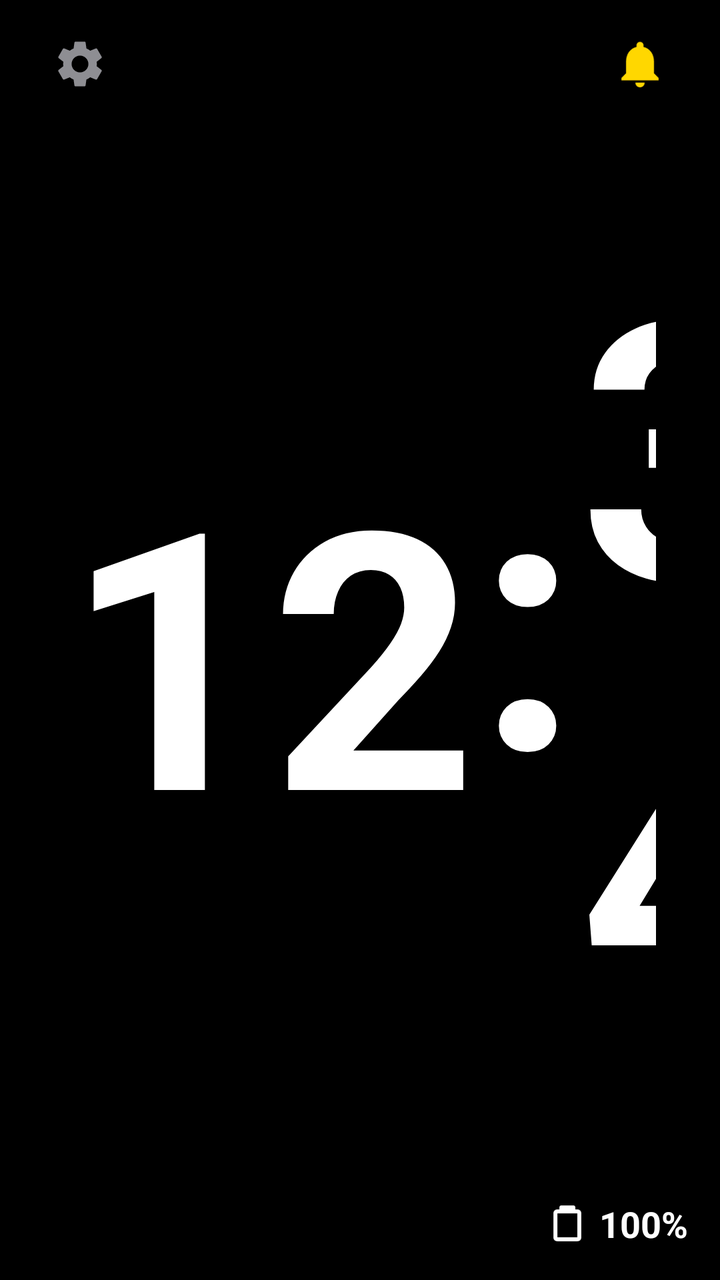
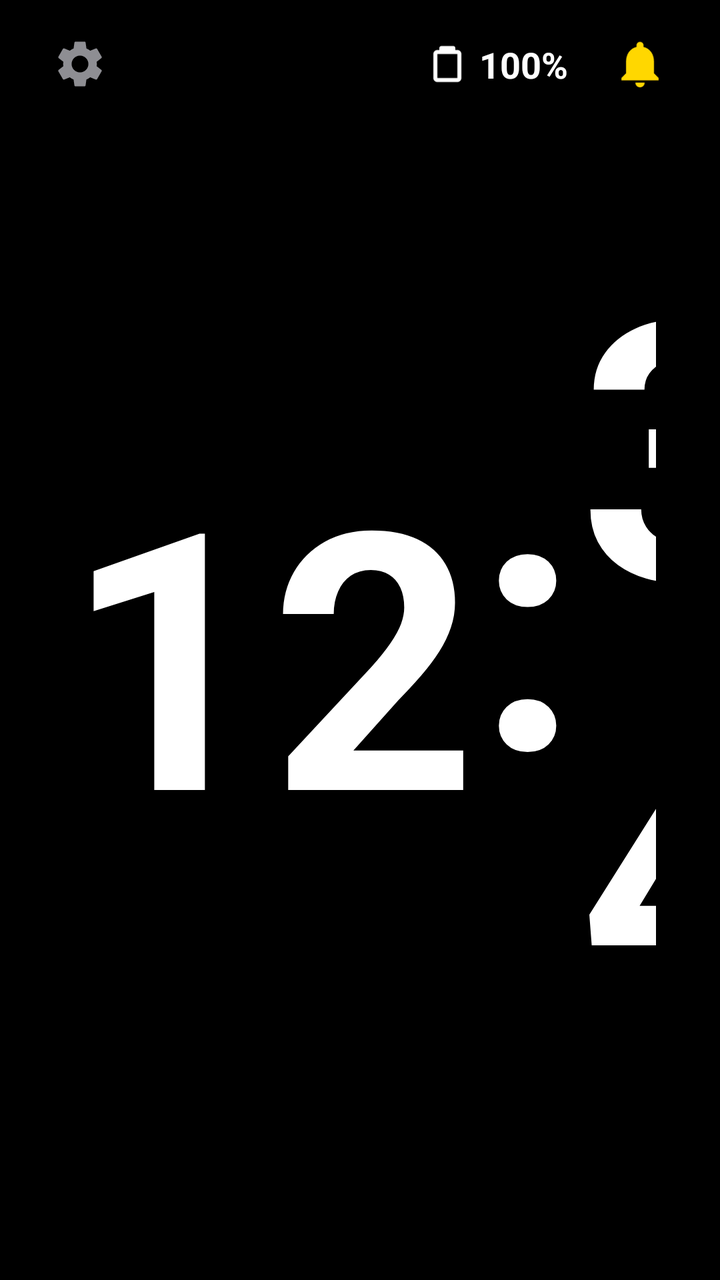

Screens rendered from an Android XML layout before and after an edit, with the pre-edit source and the edit as a unified diff.
<!-- AndroidManifest.xml: application theme Theme.DiaClock -->
<!-- res/layout/activity_main.xml -->
<?xml version="1.0" encoding="utf-8"?>
<androidx.constraintlayout.widget.ConstraintLayout 
    xmlns:android="http://schemas.android.com/apk/res/android"
    xmlns:app="http://schemas.android.com/apk/res-auto"
    xmlns:tools="http://schemas.android.com/tools"
    android:id="@+id/mainRootLayout"
    android:layout_width="match_parent"
    android:layout_height="match_parent"
    android:background="@color/black"
    android:keepScreenOn="true"
    tools:context=".MainActivity">

    
    <androidx.constraintlayout.widget.ConstraintLayout
        android:id="@+id/statusBarContainer"
        android:layout_width="match_parent"
        android:layout_height="64dp"
        app:layout_constraintTop_toTopOf="parent"
        app:layout_constraintStart_toStartOf="parent"
        app:layout_constraintEnd_toEndOf="parent"
        android:paddingStart="16dp"
        android:paddingEnd="16dp">

        
        <ImageView
            android:id="@+id/ivSettings"
            android:layout_width="48dp"
            android:layout_height="48dp"
            android:src="@drawable/ic_gear"
            android:contentDescription="Settings"
            android:clickable="true"
            android:focusable="true"
            android:background="?attr/selectableItemBackgroundBorderless"
            android:padding="10dp"
            app:layout_constraintStart_toStartOf="parent"
            app:layout_constraintTop_toTopOf="parent"
            app:layout_constraintBottom_toBottomOf="parent"/>

        
        <ImageView
            android:id="@+id/ivNetworkWarning"
            android:layout_width="48dp"
            android:layout_height="48dp"
            android:src="@drawable/ic_warning"
            android:contentDescription="Connection Warning"
            android:visibility="gone"
            android:padding="10dp"
            app:layout_constraintEnd_toStartOf="@id/ivAlarmBell"
            app:layout_constraintTop_toTopOf="parent"
            app:layout_constraintBottom_toBottomOf="parent"
            android:layout_marginEnd="8dp"/>

        
        <ImageView
            android:id="@+id/ivAlarmBell"
            android:layout_width="48dp"
            android:layout_height="48dp"
            android:src="@drawable/ic_bell_active"
            android:contentDescription="Alarms Toggle"
            android:clickable="true"
            android:focusable="true"
            android:background="?attr/selectableItemBackgroundBorderless"
            android:padding="10dp"
            app:layout_constraintEnd_toEndOf="parent"
            app:layout_constraintTop_toTopOf="parent"
            app:layout_constraintBottom_toBottomOf="parent"/>

    </androidx.constraintlayout.widget.ConstraintLayout>

    
    <androidx.constraintlayout.widget.ConstraintLayout
        android:id="@+id/centralClickArea"
        android:layout_width="0dp"
        android:layout_height="wrap_content"
        android:clickable="false"
        android:focusable="false"
        app:layout_constraintStart_toStartOf="parent"
        app:layout_constraintEnd_toEndOf="parent"
        app:layout_constraintTop_toBottomOf="@id/statusBarContainer"
        app:layout_constraintBottom_toBottomOf="parent"
        app:layout_constraintVertical_bias="0.38"
        android:layout_marginStart="32dp"
        android:layout_marginEnd="32dp">

        
        <LinearLayout
            android:id="@+id/layoutTime"
            android:layout_width="wrap_content"
            android:layout_height="wrap_content"
            android:orientation="horizontal"
            android:gravity="center"
            android:visibility="visible"
            app:layout_constraintStart_toStartOf="parent"
            app:layout_constraintEnd_toEndOf="parent"
            app:layout_constraintTop_toTopOf="parent"
            app:layout_constraintBottom_toBottomOf="parent">

            <TextView
                android:id="@+id/tvHours"
                android:layout_width="wrap_content"
                android:layout_height="wrap_content"
                android:text="12"
                android:textSize="180sp"
                android:textStyle="bold"
                android:textColor="@color/white"
                android:includeFontPadding="false"/>

            <TextView
                android:id="@+id/tvColon"
                android:layout_width="wrap_content"
                android:layout_height="wrap_content"
                android:text=":"
                android:textSize="180sp"
                android:textStyle="bold"
                android:textColor="@color/white"
                android:layout_marginBottom="20dp"
                android:includeFontPadding="false"/>

            <TextView
                android:id="@+id/tvMinutes"
                android:layout_width="wrap_content"
                android:layout_height="wrap_content"
                android:text="34"
                android:textSize="180sp"
                android:textStyle="bold"
                android:textColor="@color/white"
                android:includeFontPadding="false"/>

        </LinearLayout>

        
        <androidx.constraintlayout.widget.ConstraintLayout
            android:id="@+id/layoutGlucose"
            android:layout_width="match_parent"
            android:layout_height="wrap_content"
            android:visibility="gone"
            app:layout_constraintStart_toStartOf="parent"
            app:layout_constraintEnd_toEndOf="parent"
            app:layout_constraintTop_toTopOf="parent"
            app:layout_constraintBottom_toBottomOf="parent">

            <TextView
                android:id="@+id/tvGlucose"
                android:layout_width="wrap_content"
                android:layout_height="wrap_content"
                android:text="11.2→"
                android:textSize="180sp"
                android:textStyle="bold"
                android:textColor="@color/white"
                android:maxLines="1"
                android:singleLine="true"
                android:includeFontPadding="false"
                app:layout_constraintHorizontal_chainStyle="packed"
                app:layout_constraintLeft_toLeftOf="parent"
                app:layout_constraintRight_toLeftOf="@id/tvIoB"
                app:layout_constraintTop_toTopOf="parent"
                app:layout_constraintBottom_toBottomOf="parent"/>

            <TextView
                android:id="@+id/tvIoB"
                android:layout_width="wrap_content"
                android:layout_height="wrap_content"
                android:text=""
                android:textSize="50sp"
                android:textStyle="bold"
                android:textColor="#34C759"
                android:visibility="gone"
                android:layout_marginStart="12dp"
                android:includeFontPadding="false"
                app:layout_constraintLeft_toRightOf="@id/tvGlucose"
                app:layout_constraintRight_toRightOf="parent"
                app:layout_constraintTop_toTopOf="@id/tvGlucose"/>

        </androidx.constraintlayout.widget.ConstraintLayout>

    </androidx.constraintlayout.widget.ConstraintLayout>

    
    <LinearLayout
        android:id="@+id/ivBatteryContainer"
        android:layout_width="wrap_content"
        android:layout_height="wrap_content"
        android:orientation="horizontal"
        android:gravity="center_vertical"
        android:padding="16dp"
        app:layout_constraintBottom_toBottomOf="parent"
        app:layout_constraintEnd_toEndOf="parent">

        <ImageView
            android:id="@+id/ivBatteryIcon"
            android:layout_width="24dp"
            android:layout_height="24dp"
            android:src="@drawable/ic_battery"
            android:contentDescription="Battery Status"
            android:layout_marginEnd="4dp"/>

        <TextView
            android:id="@+id/tvBatteryPercent"
            android:layout_width="wrap_content"
            android:layout_height="wrap_content"
            android:text="100%"
            android:textSize="18sp"
            android:textColor="@color/white"
            android:textStyle="bold"/>

    </LinearLayout>

</androidx.constraintlayout.widget.ConstraintLayout>
<!-- resources referenced by this layout -->
<resources>
  <color name="black">#000000</color>
  <color name="white">#FFFFFF</color>
  <!-- drawable ic_battery (drawable) -->
  <vector xmlns:android="http://schemas.android.com/apk/res/android"
      android:width="24dp"
      android:height="24dp"
      android:viewportWidth="24"
      android:viewportHeight="24">
      <path
          android:fillColor="#FFFFFFFF"
          android:pathData="M17,5H16V4C16,3.45 15.55,3 15,3H9C8.45,3 8,3.45 8,4V5H7C5.9,5 5,5.9 5,7V19C5,20.1 5.9,21 7,21H17C18.1,21 19,20.1 19,19V7C19,5.9 18.1,5 17,5ZM17,19H7V7H17V19Z"/>
  </vector>
  <!-- drawable ic_bell_active (drawable) -->
  <vector xmlns:android="http://schemas.android.com/apk/res/android"
      android:width="24dp"
      android:height="24dp"
      android:viewportWidth="24"
      android:viewportHeight="24">
    <path
        android:fillColor="#FFD700"
        android:pathData="M12,22c1.1,0 2,-0.9 2,-2h-4c0,1.1 0.9,2 2,2zM18,16v-5c0,-3.07 -1.63,-5.64 -4.5,-6.32V4c0,-0.83 -0.67,-1.5 -1.5,-1.5s-1.5,0.67 -1.5,1.5v0.68C7.64,5.36 6,7.92 6,11v5l-2,2v1h16v-1l-2,-2z"/>
  </vector>
  <!-- drawable ic_gear (drawable) -->
  <vector xmlns:android="http://schemas.android.com/apk/res/android"
      android:width="24dp"
      android:height="24dp"
      android:viewportWidth="24"
      android:viewportHeight="24">
    <path
        android:fillColor="#8E8E93"
        android:pathData="M19.14,12.94c0.04,-0.3 0.06,-0.61 0.06,-0.94c0,-0.32 -0.02,-0.64 -0.07,-0.94l2.03,-1.58c0.18,-0.14 0.23,-0.41 0.12,-0.61l-1.92,-3.32c-0.12,-0.22 -0.37,-0.29 -0.59,-0.22l-2.39,0.96c-0.5,-0.38 -1.03,-0.7 -1.62,-0.94L14.4,2.81c-0.04,-0.24 -0.24,-0.41 -0.48,-0.41h-3.84c-0.24,0 -0.43,0.17 -0.47,0.41L9.25,5.35C8.66,5.59 8.13,5.91 7.63,6.29L5.24,5.33c-0.22,-0.08 -0.47,0 -0.59,0.22L2.74,8.87c-0.12,0.21 -0.08,0.47 0.12,0.61l2.03,1.58C4.84,11.36 4.8,11.69 4.8,12c0,0.31 0.02,0.64 0.07,0.94l-2.03,1.58c-0.18,0.14 -0.23,0.41 -0.12,0.61l1.92,3.32c0.12,0.22 0.37,0.29 0.59,0.22l2.39,-0.96c0.5,0.38 1.03,0.7 1.62,0.94l0.36,2.54c0.05,0.24 0.24,0.41 0.48,0.41h3.84c0.24,0 0.44,-0.17 0.47,-0.41l0.36,-2.54c0.59,-0.24 1.13,-0.56 1.62,-0.94l2.39,0.96c0.22,0.08 0.47,0 0.59,-0.22l1.92,-3.32c0.12,-0.22 0.07,-0.47 -0.12,-0.61l-2.01,-1.58zM12,15.6c-1.98,0 -3.6,-1.62 -3.6,-3.6s1.62,-3.6 3.6,-3.6 3.6,1.62 3.6,3.6 -1.62,3.6 -3.6,3.6z"/>
  </vector>
  <!-- drawable ic_warning (drawable) -->
  <vector xmlns:android="http://schemas.android.com/apk/res/android"
      android:width="24dp"
      android:height="24dp"
      android:viewportWidth="24"
      android:viewportHeight="24">
    <path
        android:fillColor="#FF9500"
        android:pathData="M1,21h22L12,2L1,21zM13,18h-2v-2h2v2zM13,14h-2v-4h2v4z"/>
  </vector>
  <style name="Theme.DiaClock" parent="Theme.MaterialComponents.NoActionBar">
          
          <item name="colorPrimary">@color/colorPrimary</item>
          <item name="colorPrimaryDark">@color/colorPrimaryDark</item>
          <item name="colorAccent">@color/colorAccent</item>
          
          
          <item name="android:windowBackground">@color/black</item>
          <item name="android:windowNoTitle">true</item>
          <item name="android:windowFullscreen">true</item>
      </style>
  <color name="colorPrimary">#BB86FC</color>
  <color name="colorPrimaryDark">#3700B3</color>
  <color name="colorAccent">#03DAC6</color>
</resources>

<!-- the commit's change to res/layout/activity_main.xml (unified diff, before → after) -->
@@ -37,6 +37,38 @@
             app:layout_constraintBottom_toBottomOf="parent"/>
 
         
+        <LinearLayout
+            android:id="@+id/ivBatteryContainer"
+            android:layout_width="wrap_content"
+            android:layout_height="wrap_content"
+            android:orientation="horizontal"
+            android:gravity="center_vertical"
+            android:padding="8dp"
+            android:layout_marginEnd="4dp"
+            app:layout_constraintEnd_toStartOf="@id/ivNetworkWarning"
+            app:layout_constraintTop_toTopOf="parent"
+            app:layout_constraintBottom_toBottomOf="parent">
+
+            <ImageView
+                android:id="@+id/ivBatteryIcon"
+                android:layout_width="24dp"
+                android:layout_height="24dp"
+                android:src="@drawable/ic_battery"
+                android:contentDescription="Battery Status"
+                android:layout_marginEnd="4dp"/>
+
+            <TextView
+                android:id="@+id/tvBatteryPercent"
+                android:layout_width="wrap_content"
+                android:layout_height="wrap_content"
+                android:text="100%"
+                android:textSize="18sp"
+                android:textColor="@color/white"
+                android:textStyle="bold"/>
+
+        </LinearLayout>
+
+        
         <ImageView
             android:id="@+id/ivNetworkWarning"
             android:layout_width="48dp"
@@ -44,6 +76,9 @@
             android:src="@drawable/ic_warning"
             android:contentDescription="Connection Warning"
             android:visibility="gone"
+            android:clickable="true"
+            android:focusable="true"
+            android:background="?attr/selectableItemBackgroundBorderless"
             android:padding="10dp"
             app:layout_constraintEnd_toStartOf="@id/ivAlarmBell"
             app:layout_constraintTop_toTopOf="parent"
@@ -175,34 +210,6 @@
 
     </androidx.constraintlayout.widget.ConstraintLayout>
 
-    
-    <LinearLayout
-        android:id="@+id/ivBatteryContainer"
-        android:layout_width="wrap_content"
-        android:layout_height="wrap_content"
-        android:orientation="horizontal"
-        android:gravity="center_vertical"
-        android:padding="16dp"
-        app:layout_constraintBottom_toBottomOf="parent"
-        app:layout_constraintEnd_toEndOf="parent">
-
-        <ImageView
-            android:id="@+id/ivBatteryIcon"
-            android:layout_width="24dp"
-            android:layout_height="24dp"
-            android:src="@drawable/ic_battery"
-            android:contentDescription="Battery Status"
-            android:layout_marginEnd="4dp"/>
-
-        <TextView
-            android:id="@+id/tvBatteryPercent"
-            android:layout_width="wrap_content"
-            android:layout_height="wrap_content"
-            android:text="100%"
-            android:textSize="18sp"
-            android:textColor="@color/white"
-            android:textStyle="bold"/>
-
-    </LinearLayout>
+
 
 </androidx.constraintlayout.widget.ConstraintLayout>
